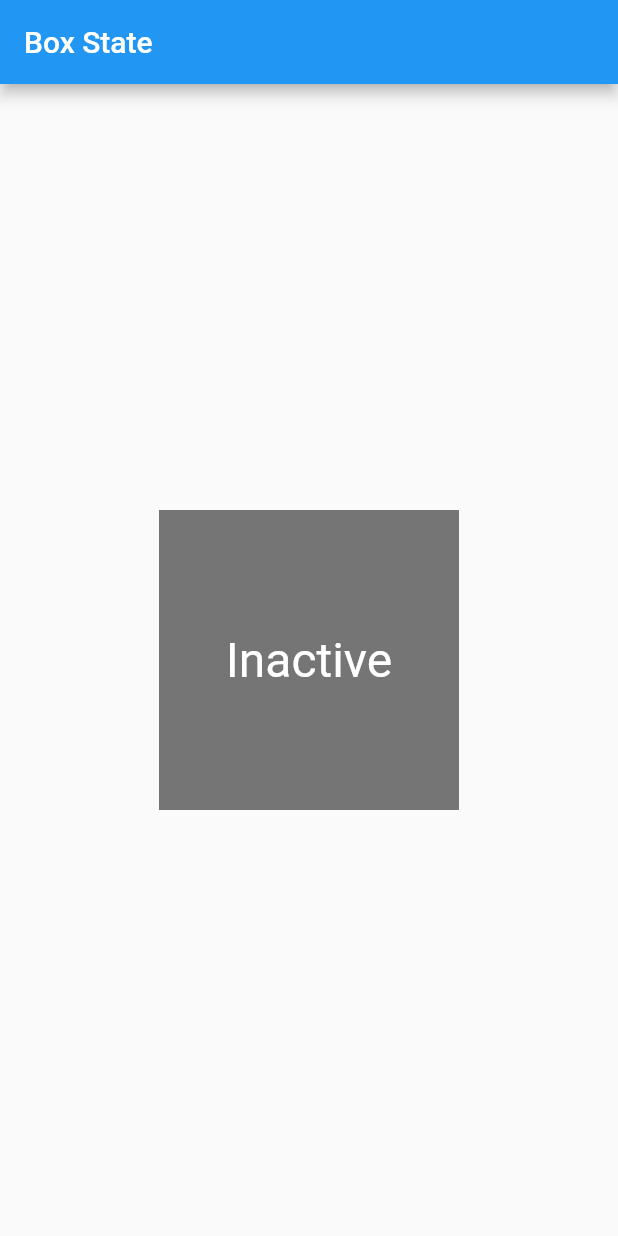
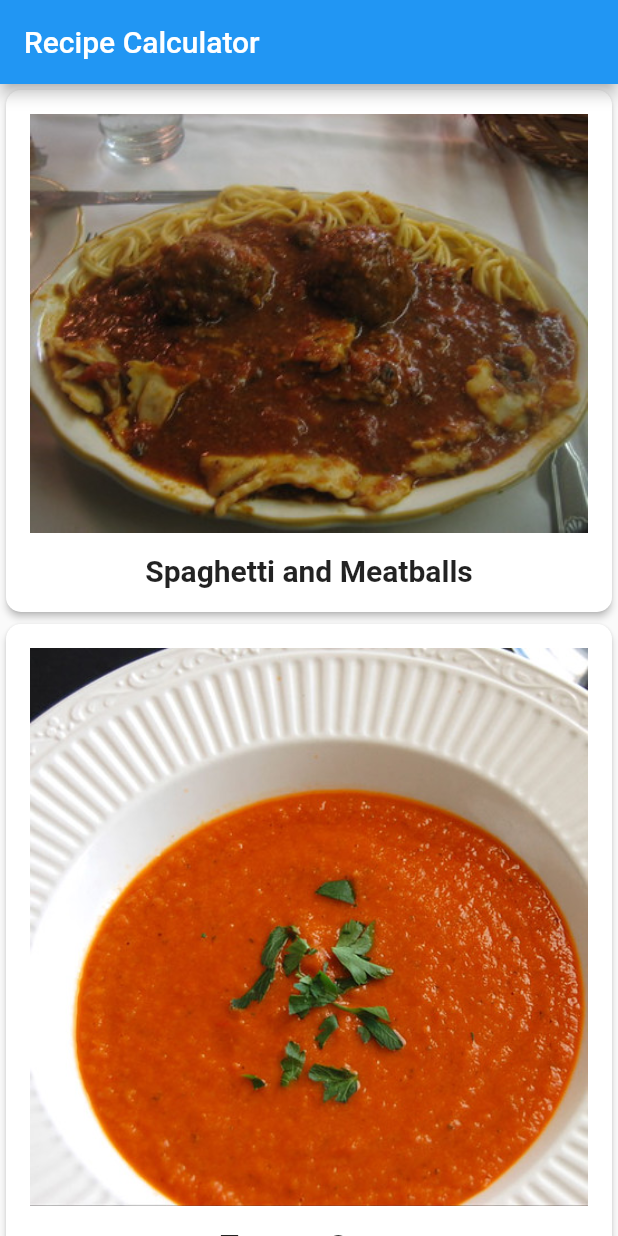
Before and after one commit to newu2012/flutter_layout_testing, a Flutter app: the screen it shows after launch, on a phone screen of 412 x 824 dp. Run offline on Flutter 3.47's test engine with Material 2 defaults, Android fonts, the phone set to English and light mode, and no system bars; Roboto replaces fonts that are missing (Palatino).

Commit message:
feat: 2. Hello, Flutter. Simple food recipe app

```diff
--- /dev/null
+++ b/lib/Recipes/Domain/ingredient.dart
@@ -0,0 +1,11 @@
+class Ingredient {
+  double quantity;
+  String measure;
+  String name;
+
+  Ingredient(
+      this.quantity,
+      this.measure,
+      this.name,
+      );
+}
--- /dev/null
+++ b/lib/Recipes/Domain/recipe.dart
@@ -0,0 +1,140 @@
+import 'package:test_test_test_test/Recipes/Domain/ingredient.dart';
+
+class Recipe {
+  String label;
+  String imageUrl;
+  int servings;
+  List<Ingredient> ingredients;
+
+  Recipe(
+    this.label,
+    this.imageUrl,
+    this.servings,
+    this.ingredients,
+  );
+
+  static List<Recipe> samples = [
+    Recipe(
+      'Spaghetti and Meatballs',
+      'assets/2126711929_ef763de2b3_w.jpg',
+      4,
+      [
+        Ingredient(
+          1,
+          'box',
+          'Spaghetti',
+        ),
+        Ingredient(
+          4,
+          '',
+          'Frozen Meatballs',
+        ),
+        Ingredient(
+          0.5,
+          'jar',
+          'sauce',
+        ),
+      ],
+    ),
+    Recipe(
+      'Tomato Soup',
+      'assets/27729023535_a57606c1be.jpg',
+      2,
+      [
+        Ingredient(
+          1,
+          'can',
+          'Tomato Soup',
+        ),
+      ],
+    ),
+    Recipe(
+      'Grilled Cheese',
+      'assets/3187380632_5056654a19_b.jpg',
+      1,
+      [
+        Ingredient(
+          2,
+          'slices',
+          'Cheese',
+        ),
+        Ingredient(
+          2,
+          'slices',
+          'Bread',
+        ),
+      ],
+    ),
+    Recipe(
+      'Chocolate Chip Cookies',
+      'assets/15992102771_b92f4cc00a_b.jpg',
+      24,
+      [
+        Ingredient(
+          4,
+          'cups',
+          'flour',
+        ),
+        Ingredient(
+          2,
+          'cups',
+          'sugar',
+        ),
+        Ingredient(
+          0.5,
+          'cups',
+          'chocolate chips',
+        ),
+      ],
+    ),
+    Recipe(
+      'Taco Salad',
+      'assets/8533381643_a31a99e8a6_c.jpg',
+      1,
+      [
+        Ingredient(
+          4,
+          'oz',
+          'nachos',
+        ),
+        Ingredient(
+          3,
+          'oz',
+          'taco meat',
+        ),
+        Ingredient(
+          0.5,
+          'cup',
+          'cheese',
+        ),
+        Ingredient(
+          0.25,
+          'cup',
+          'chopped tomatoes',
+        ),
+      ],
+    ),
+    Recipe(
+      'Hawaiian Pizza',
+      'assets/15452035777_294cefced5_c.jpg',
+      4,
+      [
+        Ingredient(
+          1,
+          'item',
+          'pizza',
+        ),
+        Ingredient(
+          1,
+          'cup',
+          'pineapple',
+        ),
+        Ingredient(
+          8,
+          'oz',
+          'ham',
+        ),
+      ],
+    ),
+  ];
+}
--- /dev/null
+++ b/lib/Recipes/Domain/recipe_detail.dart
@@ -0,0 +1,76 @@
+import 'package:flutter/material.dart';
+import 'recipe.dart';
+
+class RecipeDetail extends StatefulWidget {
+  final Recipe recipe;
+
+  const RecipeDetail({
+    Key? key,
+    required this.recipe,
+  }) : super(key: key);
+
+  @override
+  _RecipeDetailState createState() {
+    return _RecipeDetailState();
+  }
+}
+
+class _RecipeDetailState extends State<RecipeDetail> {
+  int _sliderVal = 1;
+
+  @override
+  Widget build(BuildContext context) {
+    return Scaffold(
+      appBar: AppBar(
+        title: Text(widget.recipe.label),
+      ),
+      body: SafeArea(
+        child: Column(
+          children: <Widget>[
+            SizedBox(
+              height: 300,
+              width: double.infinity,
+              child: Image(
+                image: AssetImage(widget.recipe.imageUrl),
+              ),
+            ),
+            const SizedBox(
+              height: 4,
+            ),
+            Text(
+              widget.recipe.label,
+              style: const TextStyle(fontSize: 18),
+            ),
+            Expanded(
+              child: ListView.builder(
+                padding: const EdgeInsets.all(7.0),
+                itemCount: widget.recipe.ingredients.length,
+                itemBuilder: (BuildContext context, int index) {
+                  final ingredient = widget.recipe.ingredients[index];
+
+                  return Text('${ingredient.quantity * _sliderVal} '
+                      '${ingredient.measure} '
+                      '${ingredient.name}');
+                },
+              ),
+            ),
+            Slider(
+              min: 1,
+              max: 10,
+              divisions: 9,
+              label: '${_sliderVal * widget.recipe.servings} servings',
+              value: _sliderVal.toDouble(),
+              onChanged: (newValue) {
+                setState(() {
+                  _sliderVal = newValue.round();
+                });
+              },
+              activeColor: Colors.green,
+              inactiveColor: Colors.black,
+            ),
+          ],
+        ),
+      ),
+    );
+  }
+}
--- /dev/null
+++ b/lib/Recipes/Presentation/recipe_widget.dart
@@ -0,0 +1,60 @@
+import 'package:flutter/material.dart';
+import 'package:test_test_test_test/Recipes/Domain/recipe.dart';
+import 'package:test_test_test_test/Recipes/Domain/recipe_detail.dart';
+
+class RecipeWidget extends StatefulWidget {
+  const RecipeWidget({Key? key}) : super(key: key);
+
+  @override
+  _RecipeWidgetState createState() => _RecipeWidgetState();
+}
+
+class _RecipeWidgetState extends State<RecipeWidget> {
+  @override
+  Widget build(BuildContext context) {
+    return ListView.builder(
+      itemCount: Recipe.samples.length,
+      itemBuilder: (BuildContext context, int index) {
+        return GestureDetector(
+          onTap: () {
+            Navigator.push(
+              context,
+              MaterialPageRoute(
+                builder: (context) {
+                  return RecipeDetail(recipe: Recipe.samples[index]);
+                },
+              ),
+            );
+          },
+          child: buildRecipeCard(Recipe.samples[index]),
+        );
+      },
+    );
+  }
+
+  Widget buildRecipeCard(Recipe recipe) {
+    return Card(
+      elevation: 2.0,
+      shape: RoundedRectangleBorder(borderRadius: BorderRadius.circular(10.0)),
+      child: Padding(
+        padding: const EdgeInsets.all(16.0),
+        child: Column(
+          children: <Widget>[
+            Image(image: AssetImage(recipe.imageUrl)),
+            const SizedBox(
+              height: 14.0,
+            ),
+            Text(
+              recipe.label,
+              style: const TextStyle(
+                fontSize: 20.0,
+                fontWeight: FontWeight.w700,
+                fontFamily: 'Palatino',
+              ),
+            ),
+          ],
+        ),
+      ),
+    );
+  }
+}
--- a/lib/main.dart
+++ b/lib/main.dart
@@ -1,7 +1,9 @@
 import 'package:flutter/material.dart';
-import 'package:test_test_test_test/BusinessCard/Presentation/business_card_widget.dart';
-import 'package:test_test_test_test/Camp/Presentation/camp_widget.dart';
-import 'package:test_test_test_test/StateBoxes/Presentation/box_state_parent_widget.dart';
+
+import 'BusinessCard/Presentation/business_card_widget.dart';
+import 'Camp/Presentation/camp_widget.dart';
+import 'StateBoxes/Presentation/box_state_parent_widget.dart';
+import 'Recipes/Presentation/recipe_widget.dart';
 
 void main() {
   runApp(const MyApp());
@@ -10,22 +12,30 @@ void main() {
 class MyApp extends StatelessWidget {
   const MyApp({Key? key}) : super(key: key);
 
-  static const apps = [
+  static const apps = {
     App('Camp', CampWidget()),
     App('Business Card', BusinessCardWidget()),
     App('Box State', BoxStateParentWidget()),
-  ];
+    App('Recipe Calculator', RecipeWidget()),
+  };
 
   @override
   Widget build(BuildContext context) {
+    late final app =
+        apps.firstWhere((element) => element.appTitle == 'Recipe Calculator');
+
     return MaterialApp(
-      title: 'Flutter Demo',
+      title: '${app.appTitle} Demo',
       theme: ThemeData(
         primarySwatch: Colors.blue,
+        colorScheme: ThemeData().colorScheme.copyWith(
+              primary: Colors.blue,
+              secondary: Colors.black,
+            ),
       ),
       home: MyHomePage(
         //  Choose your app there by selecting app by it's title
-        app: apps.firstWhere((element) => element.appTitle == 'Box State'),
+        app: app,
       ),
     );
   }
@@ -57,8 +67,10 @@ class _MyHomePageState extends State<MyHomePage> {
       appBar: AppBar(
         title: Text(widget.app.appTitle),
       ),
-      body: Center(
-        child: widget.app.appWidget,
+      body: SafeArea(
+        child: Center(
+          child: widget.app.appWidget,
+        ),
       ),
     );
   }
--- a/pubspec.yaml
+++ b/pubspec.yaml
@@ -17,9 +17,10 @@ dev_dependencies:
     sdk: flutter
   flutter_lints: ^1.0.4
     # for additional code analyzing
-  dart_code_metrics: ^4.3.3
+  dart_code_metrics: ^4.4.0
 
 flutter:
   uses-material-design: true
   assets:
     - images/lake.jpg
+    - assets/
```
Also changed, not shown: assets/15452035777_294cefced5_c.jpg (added), assets/15992102771_b92f4cc00a_b.jpg (added), assets/2126711929_ef763de2b3_w.jpg (added), assets/27729023535_a57606c1be.jpg (added), assets/3187380632_5056654a19_b.jpg (added), assets/8533381643_a31a99e8a6_c.jpg (added), 1 other file.
